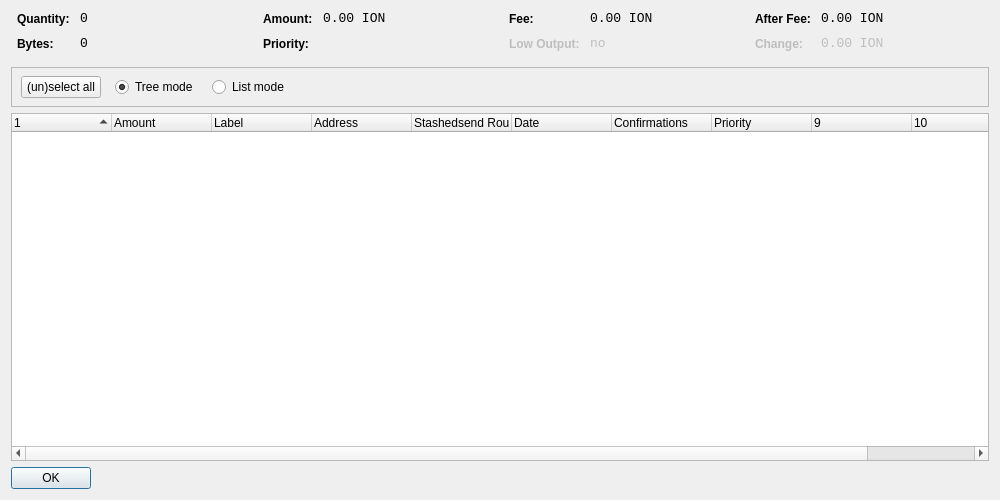
The window that src/qt/forms/coincontroldialog.ui (willemjez/ion-old) describes before a commit, drawn with Qt 5.
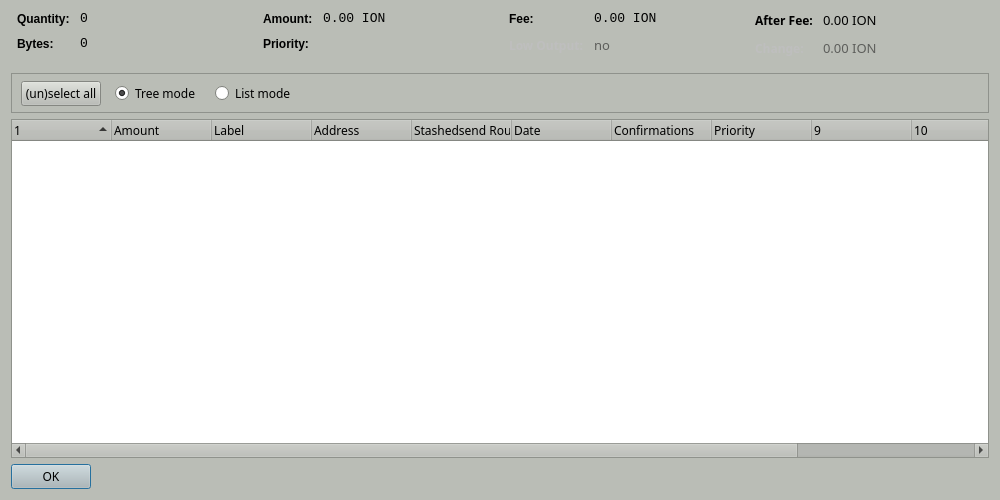
The same window after the commit. Custom widgets are drawn as their Qt base class.

Commit message: 🛠️🛠️🐼 Design, about window 💩 flushed 🚽, 😳files except src dir replaced😳

The edit to the form file:
```diff
--- a/src/qt/forms/coincontroldialog.ui
+++ b/src/qt/forms/coincontroldialog.ui
@@ -10,6 +10,421 @@
     <height>500</height>
    </rect>
   </property>
+  <property name="palette">
+   <palette>
+    <active>
+     <colorrole role="WindowText">
+      <brush brushstyle="SolidPattern">
+       <color alpha="255">
+        <red>0</red>
+        <green>0</green>
+        <blue>0</blue>
+       </color>
+      </brush>
+     </colorrole>
+     <colorrole role="Button">
+      <brush brushstyle="SolidPattern">
+       <color alpha="255">
+        <red>186</red>
+        <green>189</green>
+        <blue>182</blue>
+       </color>
+      </brush>
+     </colorrole>
+     <colorrole role="Light">
+      <brush brushstyle="SolidPattern">
+       <color alpha="255">
+        <red>255</red>
+        <green>255</green>
+        <blue>255</blue>
+       </color>
+      </brush>
+     </colorrole>
+     <colorrole role="Midlight">
+      <brush brushstyle="SolidPattern">
+       <color alpha="255">
+        <red>220</red>
+        <green>222</green>
+        <blue>218</blue>
+       </color>
+      </brush>
+     </colorrole>
+     <colorrole role="Dark">
+      <brush brushstyle="SolidPattern">
+       <color alpha="255">
+        <red>93</red>
+        <green>94</green>
+        <blue>91</blue>
+       </color>
+      </brush>
+     </colorrole>
+     <colorrole role="Mid">
+      <brush brushstyle="SolidPattern">
+       <color alpha="255">
+        <red>124</red>
+        <green>126</green>
+        <blue>121</blue>
+       </color>
+      </brush>
+     </colorrole>
+     <colorrole role="Text">
+      <brush brushstyle="SolidPattern">
+       <color alpha="255">
+        <red>0</red>
+        <green>0</green>
+        <blue>0</blue>
+       </color>
+      </brush>
+     </colorrole>
+     <colorrole role="BrightText">
+      <brush brushstyle="SolidPattern">
+       <color alpha="255">
+        <red>255</red>
+        <green>255</green>
+        <blue>255</blue>
+       </color>
+      </brush>
+     </colorrole>
+     <colorrole role="ButtonText">
+      <brush brushstyle="SolidPattern">
+       <color alpha="255">
+        <red>0</red>
+        <green>0</green>
+        <blue>0</blue>
+       </color>
+      </brush>
+     </colorrole>
+     <colorrole role="Base">
+      <brush brushstyle="SolidPattern">
+       <color alpha="255">
+        <red>255</red>
+        <green>255</green>
+        <blue>255</blue>
+       </color>
+      </brush>
+     </colorrole>
+     <colorrole role="Window">
+      <brush brushstyle="SolidPattern">
+       <color alpha="255">
+        <red>186</red>
+        <green>189</green>
+        <blue>182</blue>
+       </color>
+      </brush>
+     </colorrole>
+     <colorrole role="Shadow">
+      <brush brushstyle="SolidPattern">
+       <color alpha="255">
+        <red>0</red>
+        <green>0</green>
+        <blue>0</blue>
+       </color>
+      </brush>
+     </colorrole>
+     <colorrole role="AlternateBase">
+      <brush brushstyle="SolidPattern">
+       <color alpha="255">
+        <red>220</red>
+        <green>222</green>
+        <blue>218</blue>
+       </color>
+      </brush>
+     </colorrole>
+     <colorrole role="ToolTipBase">
+      <brush brushstyle="SolidPattern">
+       <color alpha="255">
+        <red>255</red>
+        <green>255</green>
+        <blue>220</blue>
+       </color>
+      </brush>
+     </colorrole>
+     <colorrole role="ToolTipText">
+      <brush brushstyle="SolidPattern">
+       <color alpha="255">
+        <red>0</red>
+        <green>0</green>
+        <blue>0</blue>
+       </color>
+      </brush>
+     </colorrole>
+    </active>
+    <inactive>
+     <colorrole role="WindowText">
+      <brush brushstyle="SolidPattern">
+       <color alpha="255">
+        <red>0</red>
+        <green>0</green>
+        <blue>0</blue>
+       </color>
+      </brush>
+     </colorrole>
+     <colorrole role="Button">
+      <brush brushstyle="SolidPattern">
+       <color alpha="255">
+        <red>186</red>
+        <green>189</green>
+        <blue>182</blue>
+       </color>
+      </brush>
+     </colorrole>
+     <colorrole role="Light">
+      <brush brushstyle="SolidPattern">
+       <color alpha="255">
+        <red>255</red>
+        <green>255</green>
+        <blue>255</blue>
+       </color>
+      </brush>
+     </colorrole>
+     <colorrole role="Midlight">
+      <brush brushstyle="SolidPattern">
+       <color alpha="255">
+        <red>220</red>
+        <green>222</green>
+        <blue>218</blue>
+       </color>
+      </brush>
+     </colorrole>
+     <colorrole role="Dark">
+      <brush brushstyle="SolidPattern">
+       <color alpha="255">
+        <red>93</red>
+        <green>94</green>
+        <blue>91</blue>
+       </color>
+      </brush>
+     </colorrole>
+     <colorrole role="Mid">
+      <brush brushstyle="SolidPattern">
+       <color alpha="255">
+        <red>124</red>
+        <green>126</green>
+        <blue>121</blue>
+       </color>
+      </brush>
+     </colorrole>
+     <colorrole role="Text">
+      <brush brushstyle="SolidPattern">
+       <color alpha="255">
+        <red>0</red>
+        <green>0</green>
+        <blue>0</blue>
+       </color>
+      </brush>
+     </colorrole>
+     <colorrole role="BrightText">
+      <brush brushstyle="SolidPattern">
+       <color alpha="255">
+        <red>255</red>
+        <green>255</green>
+        <blue>255</blue>
+       </color>
+      </brush>
+     </colorrole>
+     <colorrole role="ButtonText">
+      <brush brushstyle="SolidPattern">
+       <color alpha="255">
+        <red>0</red>
+        <green>0</green>
+        <blue>0</blue>
+       </color>
+      </brush>
+     </colorrole>
+     <colorrole role="Base">
+      <brush brushstyle="SolidPattern">
+       <color alpha="255">
+        <red>255</red>
+        <green>255</green>
+        <blue>255</blue>
+       </color>
+      </brush>
+     </colorrole>
+     <colorrole role="Window">
+      <brush brushstyle="SolidPattern">
+       <color alpha="255">
+        <red>186</red>
+        <green>189</green>
+        <blue>182</blue>
+       </color>
+      </brush>
+     </colorrole>
+     <colorrole role="Shadow">
+      <brush brushstyle="SolidPattern">
+       <color alpha="255">
+        <red>0</red>
+        <green>0</green>
+        <blue>0</blue>
+       </color>
+      </brush>
+     </colorrole>
+     <colorrole role="AlternateBase">
+      <brush brushstyle="SolidPattern">
+       <color alpha="255">
+        <red>220</red>
+        <green>222</green>
+        <blue>218</blue>
+       </color>
+      </brush>
+     </colorrole>
+     <colorrole role="ToolTipBase">
+      <brush brushstyle="SolidPattern">
+       <color alpha="255">
+        <red>255</red>
+        <green>255</green>
+        <blue>220</blue>
+       </color>
+      </brush>
+     </colorrole>
+     <colorrole role="ToolTipText">
+      <brush brushstyle="SolidPattern">
+       <color alpha="255">
+        <red>0</red>
+        <green>0</green>
+        <blue>0</blue>
+       </color>
+      </brush>
+     </colorrole>
+    </inactive>
+    <disabled>
+     <colorrole role="WindowText">
+      <brush brushstyle="SolidPattern">
+       <color alpha="255">
+        <red>93</red>
+        <green>94</green>
+        <blue>91</blue>
+       </color>
+      </brush>
+     </colorrole>
+     <colorrole role="Button">
+      <brush brushstyle="SolidPattern">
+       <color alpha="255">
+        <red>186</red>
+        <green>189</green>
+        <blue>182</blue>
+       </color>
+      </brush>
+     </colorrole>
+     <colorrole role="Light">
+      <brush brushstyle="SolidPattern">
+       <color alpha="255">
+        <red>255</red>
+        <green>255</green>
+        <blue>255</blue>
+       </color>
+      </brush>
+     </colorrole>
+     <colorrole role="Midlight">
+      <brush brushstyle="SolidPattern">
+       <color alpha="255">
+        <red>220</red>
+        <green>222</green>
+        <blue>218</blue>
+       </color>
+      </brush>
+     </colorrole>
+     <colorrole role="Dark">
+      <brush brushstyle="SolidPattern">
+       <color alpha="255">
+        <red>93</red>
+        <green>94</green>
+        <blue>91</blue>
+       </color>
+      </brush>
+     </colorrole>
+     <colorrole role="Mid">
+      <brush brushstyle="SolidPattern">
+       <color alpha="255">
+        <red>124</red>
+        <green>126</green>
+        <blue>121</blue>
+       </color>
+      </brush>
+     </colorrole>
+     <colorrole role="Text">
+      <brush brushstyle="SolidPattern">
+       <color alpha="255">
+        <red>93</red>
+        <green>94</green>
+        <blue>91</blue>
+       </color>
+      </brush>
+     </colorrole>
+     <colorrole role="BrightText">
+      <brush brushstyle="SolidPattern">
+       <color alpha="255">
+        <red>255</red>
+        <green>255</green>
+        <blue>255</blue>
+       </color>
+      </brush>
+     </colorrole>
+     <colorrole role="ButtonText">
+      <brush brushstyle="SolidPattern">
+       <color alpha="255">
+        <red>93</red>
+        <green>94</green>
+        <blue>91</blue>
+       </color>
+      </brush>
+     </colorrole>
+     <colorrole role="Base">
+      <brush brushstyle="SolidPattern">
+       <color alpha="255">
+        <red>186</red>
+        <green>189</green>
+        <blue>182</blue>
+       </color>
+      </brush>
+     </colorrole>
+     <colorrole role="Window">
+      <brush brushstyle="SolidPattern">
+       <color alpha="255">
+        <red>186</red>
+        <green>189</green>
+        <blue>182</blue>
+       </color>
+      </brush>
+     </colorrole>
+     <colorrole role="Shadow">
+      <brush brushstyle="SolidPattern">
+       <color alpha="255">
+        <red>0</red>
+        <green>0</green>
+        <blue>0</blue>
+       </color>
+      </brush>
+     </colorrole>
+     <colorrole role="AlternateBase">
+      <brush brushstyle="SolidPattern">
+       <color alpha="255">
+        <red>186</red>
+        <green>189</green>
+        <blue>182</blue>
+       </color>
+      </brush>
+     </colorrole>
+     <colorrole role="ToolTipBase">
+      <brush brushstyle="SolidPattern">
+       <color alpha="255">
+        <red>255</red>
+        <green>255</green>
+        <blue>220</blue>
+       </color>
+      </brush>
+     </colorrole>
+     <colorrole role="ToolTipText">
+      <brush brushstyle="SolidPattern">
+       <color alpha="255">
+        <red>0</red>
+        <green>0</green>
+        <blue>0</blue>
+       </color>
+      </brush>
+     </colorrole>
+    </disabled>
+   </palette>
+  </property>
   <property name="windowTitle">
    <string>Coin Control</string>
   </property>
@@ -233,6 +648,13 @@
          <property name="enabled">
           <bool>false</bool>
          </property>
+         <property name="font">
+          <font>
+           <family>Sawasdee</family>
+           <weight>75</weight>
+           <bold>true</bold>
+          </font>
+         </property>
          <property name="styleSheet">
           <string notr="true">font-weight:bold;</string>
          </property>
@@ -248,7 +670,7 @@
          </property>
          <property name="font">
           <font>
-           <family>Monospace</family>
+           <family>Sawasdee</family>
            <pointsize>10</pointsize>
           </font>
          </property>
@@ -284,6 +706,13 @@
        </property>
        <item row="0" column="0">
         <widget class="QLabel" name="labelCoinControlAfterFeeText">
+         <property name="font">
+          <font>
+           <family>Sawasdee</family>
+           <weight>75</weight>
+           <bold>true</bold>
+          </font>
+         </property>
          <property name="styleSheet">
           <string notr="true">font-weight:bold;</string>
          </property>
@@ -296,7 +725,7 @@
         <widget class="QLabel" name="labelCoinControlAfterFee">
          <property name="font">
           <font>
-           <family>Monospace</family>
+           <family>Sawasdee</family>
            <pointsize>10</pointsize>
           </font>
          </property>
@@ -319,6 +748,13 @@
          <property name="enabled">
           <bool>false</bool>
          </property>
+         <property name="font">
+          <font>
+           <family>Sawasdee</family>
+           <weight>75</weight>
+           <bold>true</bold>
+          </font>
+         </property>
          <property name="styleSheet">
           <string notr="true">font-weight:bold;</string>
          </property>
@@ -334,7 +770,7 @@
          </property>
          <property name="font">
           <font>
-           <family>Monospace</family>
+           <family>Sawasdee</family>
            <pointsize>10</pointsize>
           </font>
          </property>
@@ -364,6 +800,11 @@
        <height>40</height>
       </size>
      </property>
+     <property name="font">
+      <font>
+       <family>Sawasdee</family>
+      </font>
+     </property>
      <property name="frameShape">
       <enum>QFrame::StyledPanel</enum>
      </property>
@@ -379,7 +820,12 @@
         <height>41</height>
        </rect>
       </property>
-      <layout class="QHBoxLayout" name="horizontalLayoutPanel" stretch="0,0,0,0,0">
+      <property name="font">
+       <font>
+        <family>Sawasdee</family>
+       </font>
+      </property>
+      <layout class="QHBoxLayout" name="horizontalLayoutPanel" stretch="0,0,0,0">
        <property name="spacing">
         <number>14</number>
        </property>
@@ -391,6 +837,11 @@
            <verstretch>0</verstretch>
           </sizepolicy>
          </property>
+         <property name="font">
+          <font>
+           <family>Sawasdee</family>
+          </font>
+         </property>
          <property name="text">
           <string>(un)select all</string>
          </property>
@@ -404,6 +855,11 @@
            <verstretch>0</verstretch>
           </sizepolicy>
          </property>
+         <property name="font">
+          <font>
+           <family>Sawasdee</family>
+          </font>
+         </property>
          <property name="text">
           <string>Tree mode</string>
          </property>
@@ -420,6 +876,11 @@
            <verstretch>0</verstretch>
           </sizepolicy>
          </property>
+         <property name="font">
+          <font>
+           <family>Sawasdee</family>
+          </font>
+         </property>
          <property name="text">
           <string>List mode</string>
          </property>
@@ -427,6 +888,11 @@
        </item>
        <item>
         <spacer name="horizontalSpacer">
+         <property name="font">
+          <font>
+           <family>Sawasdee</family>
+          </font>
+         </property>
          <property name="orientation">
           <enum>Qt::Horizontal</enum>
          </property>
@@ -444,6 +910,11 @@
    </item>
    <item>
     <widget class="CoinControlTreeWidget" name="treeWidget">
+     <property name="font">
+      <font>
+       <family>Sawasdee</family>
+      </font>
+     </property>
      <property name="contextMenuPolicy">
       <enum>Qt::CustomContextMenu</enum>
      </property>
@@ -451,7 +922,7 @@
       <bool>false</bool>
      </property>
      <property name="columnCount">
-      <number>11</number>
+      <number>12</number>
      </property>
      <attribute name="headerShowSortIndicator" stdset="0">
       <bool>true</bool>
@@ -483,7 +954,7 @@
       <property name="text">
        <string>Stashedsend Rounds</string>
       </property>
-    </column>
+     </column>
      <column>
       <property name="text">
        <string>Date</string>
@@ -532,6 +1003,11 @@
        <verstretch>0</verstretch>
       </sizepolicy>
      </property>
+     <property name="font">
+      <font>
+       <family>Sawasdee</family>
+      </font>
+     </property>
      <property name="orientation">
       <enum>Qt::Horizontal</enum>
      </property>
```
The commit also changes 555 other files.
